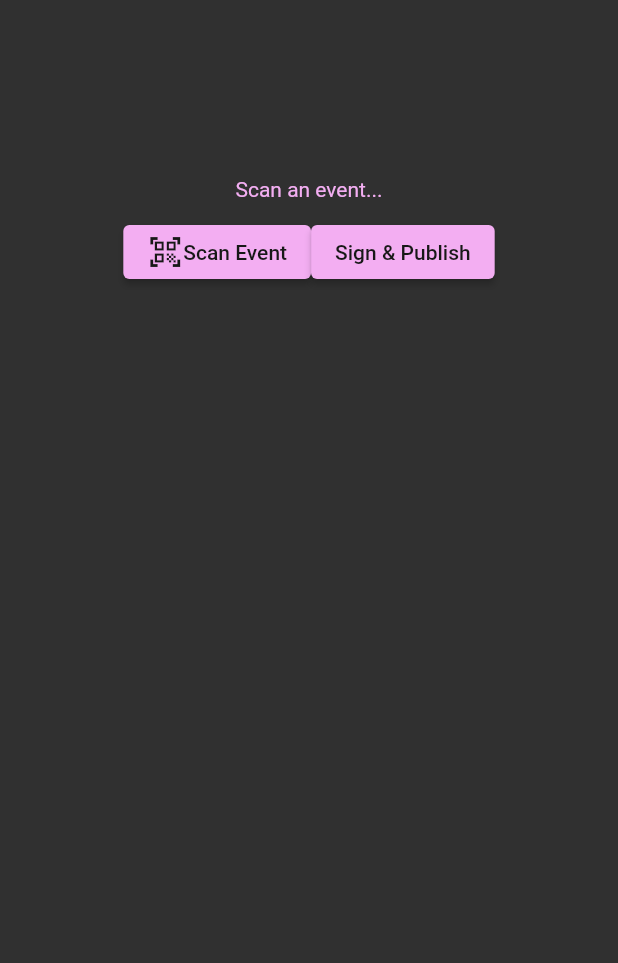
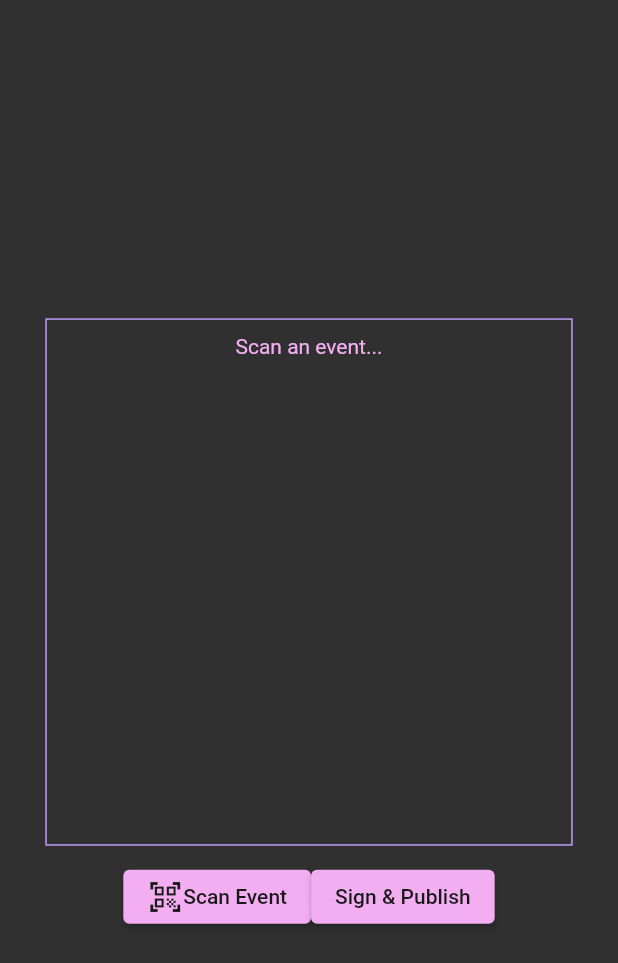
Before and after one commit to wavlake/watermelon, a Flutter app: the SigningScreen widget shown alone on an empty page, opened directly, on a phone screen of 412 x 824 dp. Shown: the top 963 px of the screen. Run offline on Flutter 3.47's test engine with Material 2 defaults, Android fonts, the phone set to English and light mode, and no system bars; our stand-ins replace flutter_secure_storage, get_storage; missing offline and left inert: mobile_scanner, nostr, nostr_tools; accounts and stored records are empty; Roboto replaces fonts that are missing (Hind, Poppins).

Commit message:
style scanner and signer screens

```diff
--- a/lib/main.dart
+++ b/lib/main.dart
@@ -164,10 +164,12 @@ class _MyHomePageState extends State<_MyHomePage> {
                 child: AnimatedSwitcher(
                   duration: const Duration(milliseconds: 200),
                   child: Column(
-                    mainAxisAlignment: MainAxisAlignment.spaceBetween,
+                    mainAxisAlignment: MainAxisAlignment.end,
                     children: [
                       // page is a dynamic widget that changes based on currentScreen
-                      page,
+                      Expanded(
+                        child: page,
+                      ),
                       // Should this screen show the switch profile button?
                       ...shouldShowProfileSwitchButton[appState.currentScreen]!
                           ? [
--- a/lib/model/state.dart
+++ b/lib/model/state.dart
@@ -284,7 +284,7 @@ class AppState with ChangeNotifier {
       if (jsonEvent["sig"] == null) {
         // This is overwritten when the user signs the event
         // can we skip this????
-        jsonEvent["sig"] = "Tap sign to sign this event";
+        jsonEvent["sig"] = "Tap sign to sign this event and add your signature";
       }
       // don't verify the event, since the sig is invalid
       scannedEvent = nostr.Event.fromJson(jsonEvent, verify: false);
--- a/lib/screens/signing_screen.dart
+++ b/lib/screens/signing_screen.dart
@@ -30,17 +30,30 @@ class SigningScreen extends StatelessWidget {
     return Form(
       key: appState.formKey,
       child: Column(
-            crossAxisAlignment: CrossAxisAlignment.center,
-            mainAxisAlignment: MainAxisAlignment.start,
-            children: [
-              SizedBox(
-                height: 300,
-                child: Column(
         mainAxisAlignment: MainAxisAlignment.center,
         children: [
           Padding(
             padding: const EdgeInsets.all(10.0),
-                      child: Text(appState.prettyEventString),
+            child: Container(
+              decoration: BoxDecoration(
+                  border: Border.all(color: WavlakeColors.purple)),
+              child: Padding(
+                padding: const EdgeInsets.all(10.0),
+                child: SizedBox(
+                  width: MediaQuery.of(context).size.width * 0.8,
+                  height: MediaQuery.of(context).size.height * 0.4,
+                  child: SingleChildScrollView(
+                    child: Center(
+                      child: RichText(
+                        text: TextSpan(
+                            style: DefaultTextStyle.of(context).style,
+                            text: appState.prettyEventString),
+                      ),
+                    ),
+                  ),
+                ),
+              ),
+            ),
           ),
           Row(
             mainAxisAlignment: MainAxisAlignment.center,
@@ -64,7 +77,6 @@ class SigningScreen extends StatelessWidget {
           ),
         ],
       ),
-              ),
-            ]));
+    );
   }
 }
```
Also changed, not shown: lib/screens/scanner_screen.dart (+4 -11 lines). Lines whose indentation alone changed are shown as unchanged.
